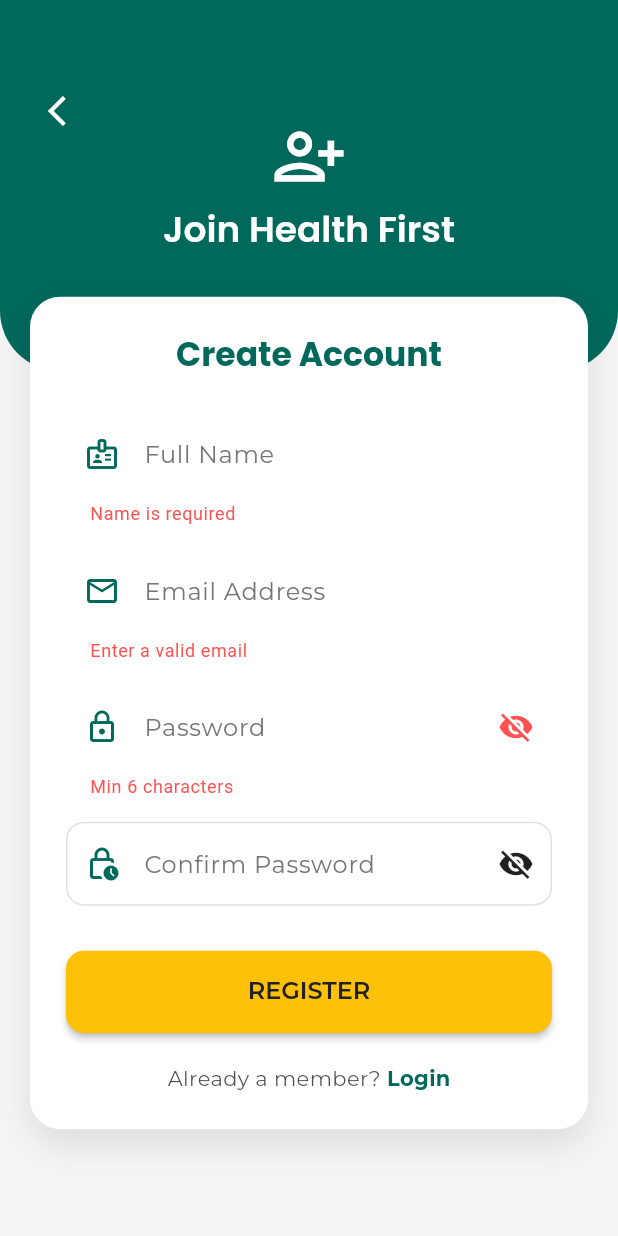
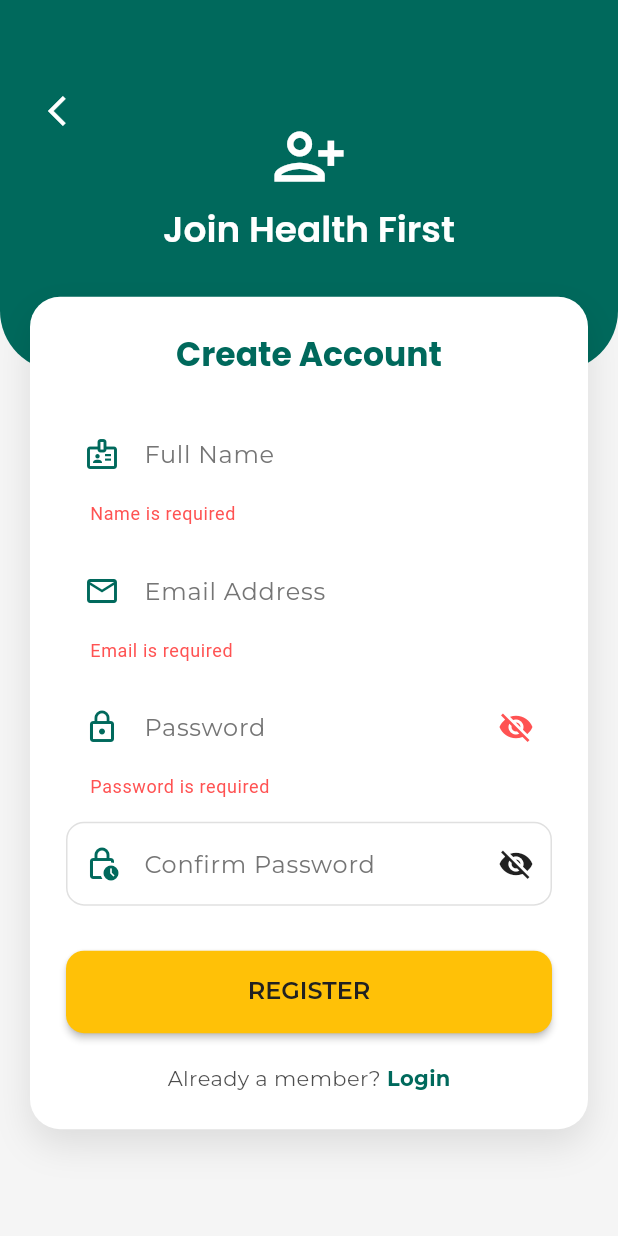
Before and after one commit to JudeChika/Stroke-Hypertension-App, a Flutter app: the SignUpScreen screen opened directly, after a tap on "REGISTER", on a phone screen of 412 x 824 dp. Run offline on Flutter 3.47's test engine with Material 3 defaults, Android fonts, the phone set to English and light mode, and no system bars; drawn by our look-alikes of flutter_animate; our stand-ins replace cloud_firestore, firebase_auth, firebase_core, flutter_riverpod, google_fonts, percent_indicator; missing offline and left inert: tflite_flutter_plus; accounts and stored records are empty.

Commit message:
My complete project

```diff
--- a/lib/data/datasources/ml_service.dart
+++ b/lib/data/datasources/ml_service.dart
@@ -1,5 +1,5 @@
 import 'dart:developer';
-import 'package:tflite_flutter/tflite_flutter.dart';
+import 'package:tflite_flutter_plus/tflite_flutter_plus.dart';
 
 class MLService {
   Interpreter? _interpreter;
--- a/lib/presentation/screens/auth/signup_screen.dart
+++ b/lib/presentation/screens/auth/signup_screen.dart
@@ -3,8 +3,7 @@ import 'package:flutter_animate/flutter_animate.dart';
 import 'package:flutter_riverpod/flutter_riverpod.dart';
 import '../../../core/theme/app_theme.dart';
 import '../../../data/repositories/auth_repository.dart';
-import '../dashboard/dashboard_screen.dart'; // Navigate here on success
-import 'login_screen.dart'; // To go back
+import 'login_screen.dart'; // Navigate here after signup
 
 class SignUpScreen extends ConsumerStatefulWidget {
   const SignUpScreen({super.key});
@@ -35,8 +34,7 @@ class _SignUpScreenState extends ConsumerState<SignUpScreen> {
     super.dispose();
   }
 
-  // --- Logic: Mock Sign Up Function ---
-  // Inside _SignUpScreenState
+  // --- FIXED: Sign Up Logic with Navigation to Login ---
   Future<void> _handleSignUp() async {
     if (_formKey.currentState!.validate()) {
       setState(() => _isLoading = true);
@@ -50,18 +48,35 @@ class _SignUpScreenState extends ConsumerState<SignUpScreen> {
         );
 
         if (mounted) {
-          // Success! Go to Dashboard
-          Navigator.pushAndRemoveUntil(
+          // Show success message
+          ScaffoldMessenger.of(context).showSnackBar(
+            const SnackBar(
+              content: Text('✅ Account created successfully! Please login.'),
+              backgroundColor: AppTheme.primaryGreen,
+              duration: Duration(seconds: 3),
+            ),
+          );
+
+          // Navigate to Login Screen (replacing current screen)
+          Navigator.pushReplacement(
             context,
-            MaterialPageRoute(builder: (context) => const DashboardScreen()),
-                (route) => false,
+            MaterialPageRoute(builder: (context) => const LoginScreen()),
           );
         }
       } catch (e) {
-        // Show Error SnackBar
+        // Show Error SnackBar with detailed message
         if (mounted) {
           ScaffoldMessenger.of(context).showSnackBar(
-            SnackBar(content: Text(e.toString()), backgroundColor: Colors.red),
+            SnackBar(
+              content: Text('❌ ${e.toString()}'),
+              backgroundColor: Colors.red,
+              duration: const Duration(seconds: 5),
+              action: SnackBarAction(
+                label: 'DISMISS',
+                textColor: Colors.white,
+                onPressed: () {},
+              ),
+            ),
           );
         }
       } finally {
@@ -85,7 +100,7 @@ class _SignUpScreenState extends ConsumerState<SignUpScreen> {
                 top: 0,
                 left: 0,
                 right: 0,
-                height: size.height * 0.30, // Slightly smaller than Login header
+                height: size.height * 0.30,
                 child: Container(
                   decoration: const BoxDecoration(
                     color: AppTheme.primaryGreen,
@@ -130,7 +145,7 @@ class _SignUpScreenState extends ConsumerState<SignUpScreen> {
                 top: size.height * 0.24,
                 left: 20,
                 right: 20,
-                bottom: 20, // Allow card to stretch down if needed
+                bottom: 20,
                 child: SingleChildScrollView(
                   child: Container(
                     padding: const EdgeInsets.all(24),
@@ -139,7 +154,7 @@ class _SignUpScreenState extends ConsumerState<SignUpScreen> {
                       borderRadius: BorderRadius.circular(20),
                       boxShadow: [
                         BoxShadow(
-                          color: Colors.black.withValues(alpha: 0.1),
+                          color: Colors.black.withOpacity(0.1),
                           blurRadius: 20,
                           offset: const Offset(0, 10),
                         ),
@@ -164,12 +179,13 @@ class _SignUpScreenState extends ConsumerState<SignUpScreen> {
                           TextFormField(
                             controller: _nameController,
                             keyboardType: TextInputType.name,
+                            enabled: !_isLoading,
                             decoration: const InputDecoration(
                               labelText: "Full Name",
                               prefixIcon: Icon(Icons.badge_outlined, color: AppTheme.primaryGreen),
                             ),
                             validator: (value) =>
-                            value != null && value.isNotEmpty ? null : 'Name is required',
+                            value != null && value.trim().isNotEmpty ? null : 'Name is required',
                           ).animate().slideX(begin: -0.2, duration: 300.ms),
 
                           const SizedBox(height: 15),
@@ -178,12 +194,20 @@ class _SignUpScreenState extends ConsumerState<SignUpScreen> {
                           TextFormField(
                             controller: _emailController,
                             keyboardType: TextInputType.emailAddress,
+                            enabled: !_isLoading,
                             decoration: const InputDecoration(
                               labelText: "Email Address",
                               prefixIcon: Icon(Icons.email_outlined, color: AppTheme.primaryGreen),
                             ),
-                            validator: (value) =>
-                            value != null && value.contains('@') ? null : 'Enter a valid email',
+                            validator: (value) {
+                              if (value == null || value.trim().isEmpty) {
+                                return 'Email is required';
+                              }
+                              if (!value.contains('@') || !value.contains('.')) {
+                                return 'Enter a valid email address';
+                              }
+                              return null;
+                            },
                           ).animate().slideX(begin: -0.2, delay: 100.ms, duration: 300.ms),
 
                           const SizedBox(height: 15),
@@ -192,6 +216,7 @@ class _SignUpScreenState extends ConsumerState<SignUpScreen> {
                           TextFormField(
                             controller: _passwordController,
                             obscureText: !_isPasswordVisible,
+                            enabled: !_isLoading,
                             decoration: InputDecoration(
                               labelText: "Password",
                               prefixIcon: const Icon(Icons.lock_outline, color: AppTheme.primaryGreen),
@@ -200,8 +225,15 @@ class _SignUpScreenState extends ConsumerState<SignUpScreen> {
                                 onPressed: () => setState(() => _isPasswordVisible = !_isPasswordVisible),
                               ),
                             ),
-                            validator: (value) =>
-                            value != null && value.length >= 6 ? null : 'Min 6 characters',
+                            validator: (value) {
+                              if (value == null || value.isEmpty) {
+                                return 'Password is required';
+                              }
+                              if (value.length < 6) {
+                                return 'Password must be at least 6 characters';
+                              }
+                              return null;
+                            },
                           ).animate().slideX(begin: -0.2, delay: 200.ms, duration: 300.ms),
 
                           const SizedBox(height: 15),
@@ -210,6 +242,7 @@ class _SignUpScreenState extends ConsumerState<SignUpScreen> {
                           TextFormField(
                             controller: _confirmPasswordController,
                             obscureText: !_isConfirmPasswordVisible,
+                            enabled: !_isLoading,
                             decoration: InputDecoration(
                               labelText: "Confirm Password",
                               prefixIcon: const Icon(Icons.lock_clock_outlined, color: AppTheme.primaryGreen),
@@ -238,7 +271,21 @@ class _SignUpScreenState extends ConsumerState<SignUpScreen> {
                                 foregroundColor: AppTheme.textBlack,
                               ),
                               child: _isLoading
-                                  ? const CircularProgressIndicator(color: AppTheme.textBlack)
+                                  ? const Row(
+                                mainAxisAlignment: MainAxisAlignment.center,
+                                children: [
+                                  SizedBox(
+                                    height: 20,
+                                    width: 20,
+                                    child: CircularProgressIndicator(
+                                      color: AppTheme.textBlack,
+                                      strokeWidth: 2,
+                                    ),
+                                  ),
+                                  SizedBox(width: 12),
+                                  Text("CREATING ACCOUNT..."),
+                                ],
+                              )
                                   : const Text("REGISTER"),
                             ),
                           ).animate().slideY(begin: 0.5, delay: 400.ms, curve: Curves.easeOut),
@@ -251,17 +298,16 @@ class _SignUpScreenState extends ConsumerState<SignUpScreen> {
                             children: [
                               const Text("Already a member? "),
                               GestureDetector(
-                                onTap: () {
-                                  // Navigate to Login Screen
-                                  Navigator.push(
+                                onTap: _isLoading ? null : () {
+                                  Navigator.pushReplacement(
                                     context,
                                     MaterialPageRoute(builder: (context) => const LoginScreen()),
                                   );
                                 },
-                                child: const Text(
+                                child: Text(
                                   "Login",
                                   style: TextStyle(
-                                    color: AppTheme.primaryGreen,
+                                    color: _isLoading ? Colors.grey : AppTheme.primaryGreen,
                                     fontWeight: FontWeight.bold,
                                   ),
                                 ),
```
Also changed, not shown: lib/data/repositories/auth_repository.dart (+77 -17 lines), pubspec.yaml (+19 -16 lines), pubspec.lock, 7 other files.
